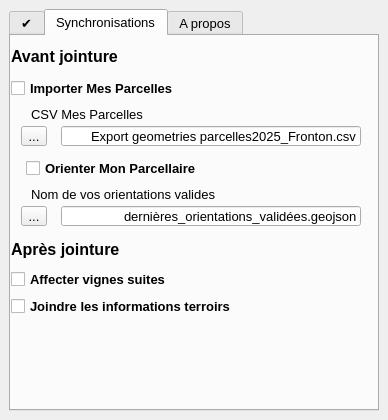
The window that mon_parcellaire_dockwidget_base.ui (jhemmi/MonParcellaire) describes before a commit, drawn with Qt 5.
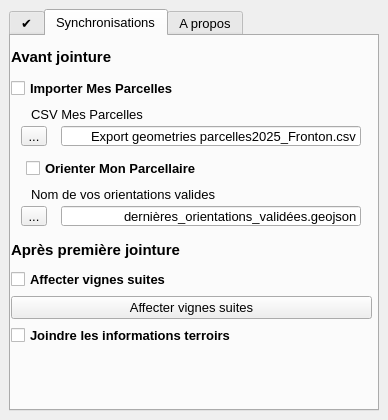
The same window after the commit. The open tabs and pages were chosen to show the change.

What changed in the file:
```diff
--- a/mon_parcellaire_dockwidget_base.ui
+++ b/mon_parcellaire_dockwidget_base.ui
@@ -394,7 +394,7 @@
             <x>0</x>
             <y>200</y>
             <width>361</width>
-            <height>81</height>
+            <height>110</height>
            </rect>
           </property>
           <layout class="QVBoxLayout" name="verticalLayout_2">
@@ -414,7 +414,7 @@
              </property>
              <property name="font">
               <font>
-               <pointsize>12</pointsize>
+               <pointsize>11</pointsize>
                <weight>75</weight>
                <bold>true</bold>
               </font>
@@ -423,7 +423,7 @@
               <string/>
              </property>
              <property name="text">
-              <string>Après jointure</string>
+              <string>Après première jointure</string>
              </property>
              <property name="alignment">
               <set>Qt::AlignLeading|Qt::AlignLeft|Qt::AlignVCenter</set>
@@ -444,6 +444,16 @@
              </property>
             </widget>
            </item>
+           <item>
+            <widget class="QPushButton" name="SuiteButton">
+             <property name="enabled">
+              <bool>true</bool>
+             </property>
+             <property name="text">
+              <string>Affecter vignes suites</string>
+             </property>
+            </widget>
+           </item>
            <item>
             <widget class="QCheckBox" name="Terroir_checkBox">
              <property name="font">
@@ -715,7 +725,7 @@
           </property>
           <property name="font">
            <font>
-            <pointsize>12</pointsize>
+            <pointsize>11</pointsize>
             <weight>75</weight>
             <bold>true</bold>
            </font>
```
Left out of the diff: 8 changed lines with no effect on the pictures.
